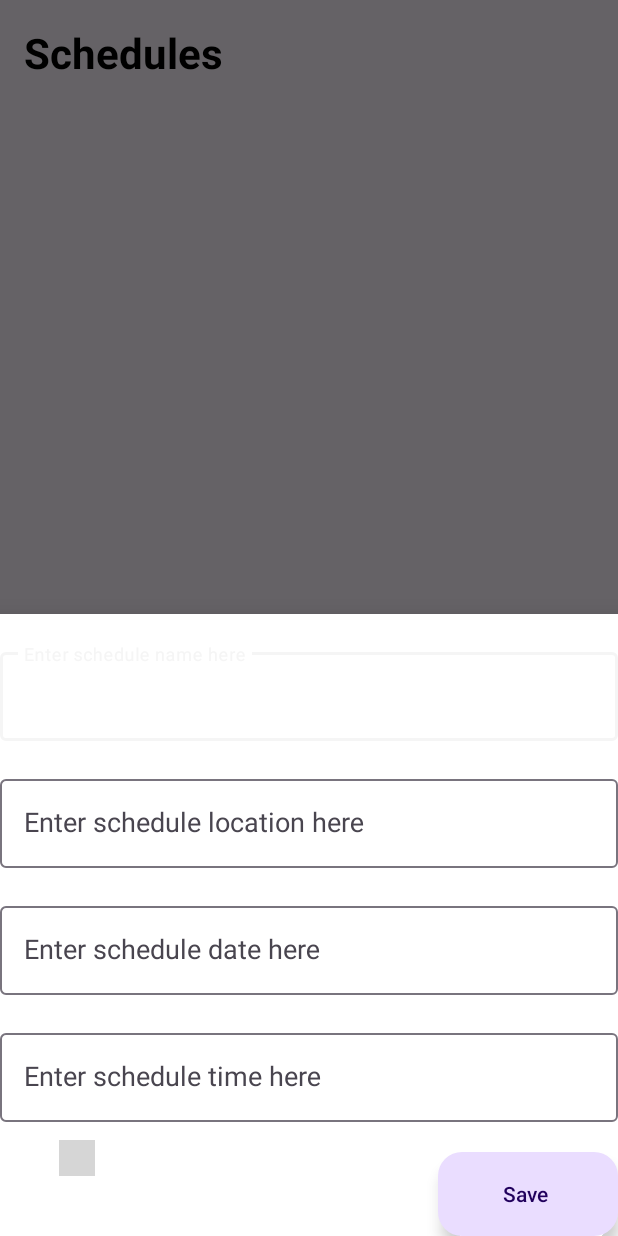
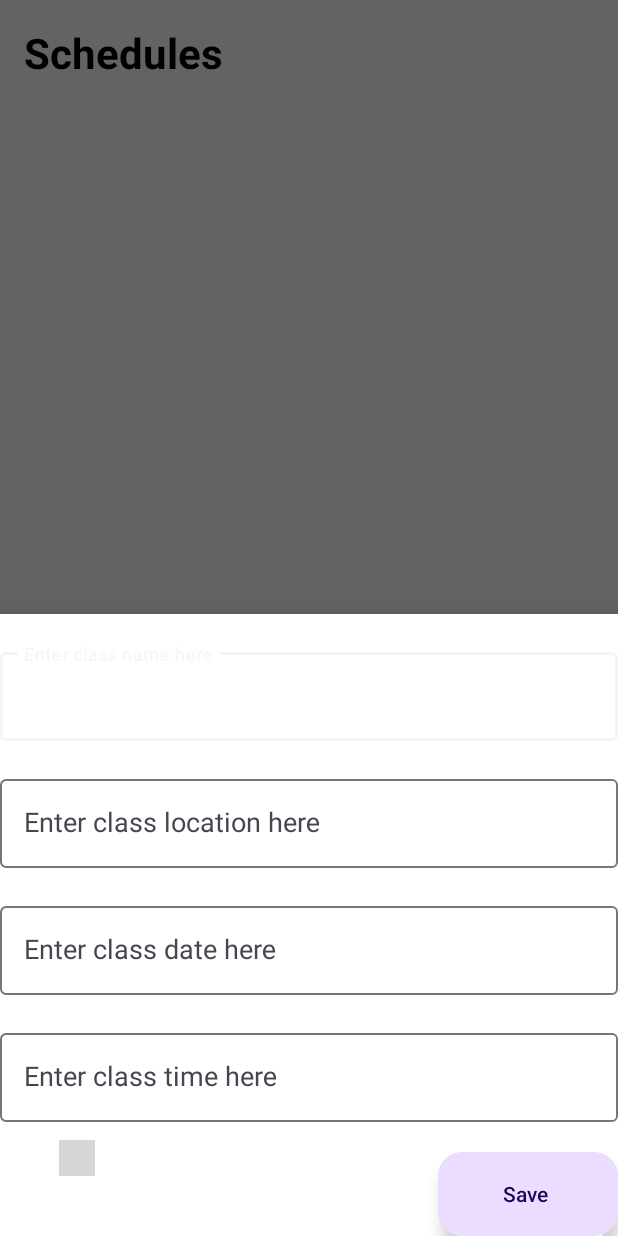
Before and after one commit to prishavall/CollegeSchedulingApp, an Android app: the fragment AddNewSchedule placed in its activity, on a phone screen of 412 x 824 dp. Run offline under Robolectric (Android 15) with nearby library versions, the phone set to English and light mode, and no system bars; grey boxes are pictures that could not be loaded.

Commit message:
Style changes for now

```diff
--- /dev/null
+++ b/app/src/main/res/drawable/baseline_calendar_month_24.xml
@@ -0,0 +1,5 @@
+<vector android:height="24dp" android:tint="#000000"
+    android:viewportHeight="24" android:viewportWidth="24"
+    android:width="24dp" xmlns:android="http://schemas.android.com/apk/res/android">
+    <path android:fillColor="@android:color/white" android:pathData="M19,4h-1V2h-2v2H8V2H6v2H5C3.89,4 3.01,4.9 3.01,6L3,20c0,1.1 0.89,2 2,2h14c1.1,0 2,-0.9 2,-2V6C21,4.9 20.1,4 19,4zM19,20H5V10h14V20zM9,14H7v-2h2V14zM13,14h-2v-2h2V14zM17,14h-2v-2h2V14zM9,18H7v-2h2V18zM13,18h-2v-2h2V18zM17,18h-2v-2h2V18z"/>
+</vector>
--- a/app/src/main/res/layout/activity_schedule.xml
+++ b/app/src/main/res/layout/activity_schedule.xml
@@ -37,8 +37,8 @@
         android:layout_height="wrap_content"
         android:layout_margin="20dp"
         android:padding="5dp"
-        android:text="New Schedule"
-        app:backgroundTint="?attr/colorPrimary"
+        android:text="New Class"
+        app:backgroundTint="@color/white"
         app:icon="@drawable/baseline_add_24"
         app:layout_constraintBottom_toTopOf="@id/bottom_navigator"
         app:layout_constraintEnd_toEndOf="parent"/>
--- a/app/src/main/res/layout/new_schedule.xml
+++ b/app/src/main/res/layout/new_schedule.xml
@@ -14,7 +14,7 @@
             android:id="@+id/scheduleNameText"
             android:layout_width="match_parent"
             android:layout_height="wrap_content"
-            android:hint="Enter schedule name here"
+            android:hint="Enter class name here"
             android:textAppearance="@style/TextAppearance.AppCompat.Medium" />
 
     </com.google.android.material.textfield.TextInputLayout>
@@ -31,7 +31,7 @@
             android:id="@+id/scheduleLocationText"
             android:layout_width="match_parent"
             android:layout_height="wrap_content"
-            android:hint="Enter schedule location here"
+            android:hint="Enter class location here"
             android:textAppearance="@style/TextAppearance.AppCompat.Medium" />
 
     </com.google.android.material.textfield.TextInputLayout>
@@ -48,7 +48,7 @@
             android:id="@+id/scheduleDateText"
             android:layout_width="match_parent"
             android:layout_height="wrap_content"
-            android:hint="Enter schedule date here"
+            android:hint="Enter class date here"
             android:textAppearance="@style/TextAppearance.AppCompat.Medium" />
 
     </com.google.android.material.textfield.TextInputLayout>
@@ -65,7 +65,7 @@
             android:id="@+id/scheduleTimeText"
             android:layout_width="match_parent"
             android:layout_height="wrap_content"
-            android:hint="Enter schedule time here"
+            android:hint="Enter class time here"
             android:textAppearance="@style/TextAppearance.AppCompat.Medium" />
 
     </com.google.android.material.textfield.TextInputLayout>
--- a/app/src/main/res/layout/schedule_card.xml
+++ b/app/src/main/res/layout/schedule_card.xml
@@ -23,7 +23,7 @@
             android:id="@+id/iconImageView"
             android:layout_width="36dp"
             android:layout_height="36dp"
-            android:src="@drawable/ic_exams"
+            android:src="@drawable/baseline_calendar_month_24"
             android:layout_alignParentStart="true"
             android:layout_alignParentTop="true"
             android:layout_marginEnd="8dp"/>
```
